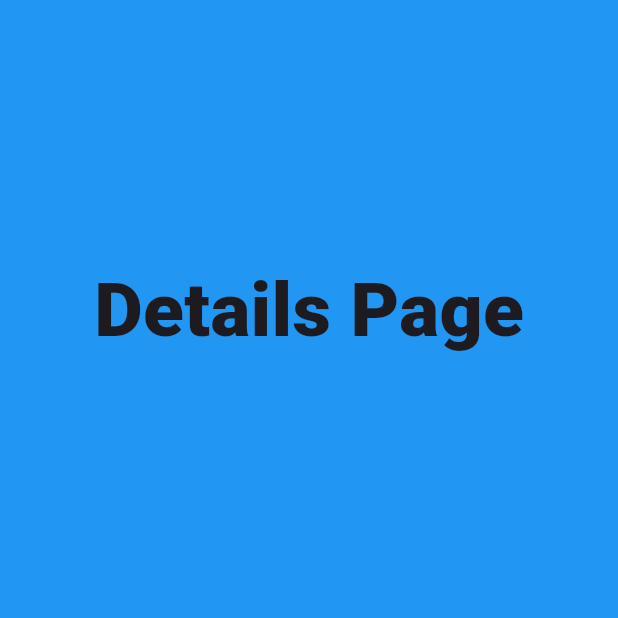
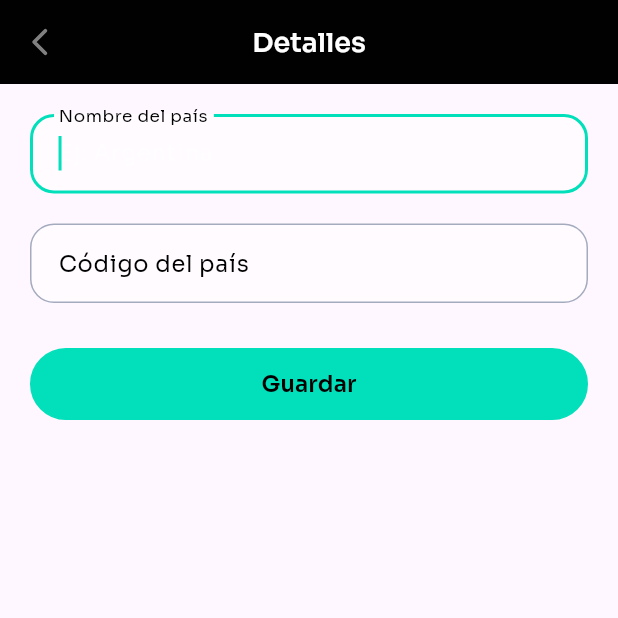
Before and after one commit to brainglab/app_test, a Flutter app: the DetailsPage screen opened directly, on a phone screen of 412 x 824 dp, the top half of it. Run offline on Flutter 3.47's test engine with Material 3 defaults, Android fonts, the phone set to English and light mode, and no system bars; our stand-ins replace flutter_tabler_icons, google_fonts, shared_preferences, supabase_flutter; accounts and stored records are empty.

Commit message:
Componente de inputtext y clase de validación de input

```diff
--- a/lib/src/pages/details_page.dart
+++ b/lib/src/pages/details_page.dart
@@ -1,6 +1,10 @@
-import 'package:app_test/src/providers/global_provider.dart';
+import 'package:app_test/src/custom/constants.dart';
+import 'package:app_test/src/custom/library.dart';
+import 'package:app_test/src/custom/validation.dart';
+import 'package:app_test/src/widgets/custom_button.dart';
+import 'package:app_test/src/widgets/custom_input.dart';
+import 'package:app_test/src/widgets/navbar_back.dart';
 import 'package:flutter/material.dart';
-import 'package:provider/provider.dart';
 
 class DetailsPage extends StatefulWidget {
   const DetailsPage({super.key});
@@ -10,35 +14,120 @@ class DetailsPage extends StatefulWidget {
 }
 
 class _DetailsPageState extends State<DetailsPage> {
+  final _formKey = GlobalKey<FormState>();
+
+  Validation mValidationCountryName = Validation();
+  Validation mValidationCountryCode = Validation();
+
+  late TextEditingController mCountryNameController;
+  late TextEditingController mCountryCodeController;
+
+  @override
+  void initState() {
+    super.initState();
+
+    mCountryNameController = TextEditingController();
+    mCountryCodeController = TextEditingController();
+  }
+
+  @override
+  void dispose() {
+    mCountryNameController.dispose();
+    mCountryCodeController.dispose();
+    super.dispose();
+  }
+
   @override
   Widget build(BuildContext context) {
     return Scaffold(
-      body: Container(
-          color: Colors.blue,
-          width: double.infinity,
+      appBar: NavbarBack(
+        backgroundColor: Constants.colorDark,
+        backgroundButtonColor: Constants.colorDark,
+        tinte: Tinte.dark,
+        title: "Detalles",
+        showBack: true,
+        mListActions: [],
+      ),
+      body: GestureDetector(
+        onTap: () => FocusScope.of(context).requestFocus(FocusNode()),
+        child: RefreshIndicator(
+          backgroundColor: Constants.colorAccent,
+          color: Constants.colorLight,
+          strokeWidth: 3,
+          displacement: 80,
+          onRefresh: () async {
+            if (mounted) {
+              globalContext = context;
+            }
+          },
+          child: SizedBox(
             height: double.infinity,
-          alignment: Alignment.center,
+            child: SingleChildScrollView(
+              physics: const AlwaysScrollableScrollPhysics(),
+              child: Container(
+                padding: const EdgeInsets.only(left: 20, right: 20),
                 child: Column(
                   children: [
-              const SizedBox(
-                height: 100,
+                    Form(
+                      autovalidateMode: AutovalidateMode.onUserInteraction,
+                      key: _formKey,
+                      child: Column(
+                        children: [
+                          const SizedBox(height: 20),
+                          CustomInput(
+                            title: 'Nombre del país',
+                            hint: 'Ej: Argentina',
+                            controller: mCountryNameController,
+                            textInputType: TextInputType.text,
+                            validator: (value) {
+                              return mValidationCountryName.validate(
+                                type: TypeValidation.text,
+                                name: 'Nombre del país',
+                                value: mCountryNameController.text,
+                                isRequired: true,
+                                min: 3,
+                                max: 80,
+                              );
+                            },
                           ),
-              Text(
-                Provider.of<GlobalProvider>(context, listen: false).mToken,
-                style: const TextStyle(
-                  fontSize: 50,
-                  fontWeight: FontWeight.w800,
+                          const SizedBox(height: 10),
+                          CustomInput(
+                            title: 'Código del país',
+                            hint: 'Ej: AR',
+                            controller: mCountryCodeController,
+                            textInputType: TextInputType.text,
+                            validator: (value) {
+                              return mValidationCountryCode.validate(
+                                type: TypeValidation.text,
+                                name: 'Código del país',
+                                value: mCountryCodeController.text,
+                                isRequired: false,
+                                min: 2,
+                                max: 2,
+                              );
+                            },
+                          ),
+                        ],
                       ),
                     ),
-              const Text(
-                "Details Page",
-                style: TextStyle(
-                  fontSize: 50,
-                  fontWeight: FontWeight.w800,
+                    const SizedBox(height: 20),
+                    CustomButton(
+                      color: Constants.colorAccent,
+                      callback: () async {
+                        // _formValidation();
+                      },
+                      child: Text(
+                        'Guardar',
+                        style: Constants.textStyleBlackBold,
                       ),
                     ),
                   ],
-          )),
+                ),
+              ),
+            ),
+          ),
+        ),
+      ),
     );
   }
 }
--- a/lib/src/widgets/custom_button.dart
+++ b/lib/src/widgets/custom_button.dart
@@ -2,9 +2,9 @@ import 'package:app_test/src/custom/constants.dart';
 import 'package:flutter/material.dart';
 
 class CustomButton extends StatefulWidget {
-  const CustomButton({super.key, required this.color, this.borderColor, this.callback, this.height, this.width, this.elevation, this.borderRadius, this.marginTop, this.marginBottom, this.child, this.alignmentChild});
+  const CustomButton({super.key, this.color, this.borderColor, this.callback, this.height, this.width, this.elevation, this.borderRadius, this.marginTop, this.marginBottom, this.child, this.alignmentChild});
 
-  final Color color;
+  final Color? color;
   final Color? borderColor;
   final VoidCallback? callback;
   final double? height;
--- /dev/null
+++ b/lib/src/widgets/custom_input.dart
@@ -0,0 +1,125 @@
+import 'dart:developer';
+
+import 'package:flutter/material.dart';
+import 'package:flutter_tabler_icons/flutter_tabler_icons.dart';
+import 'package:app_test/src/custom/constants.dart';
+import 'package:app_test/src/custom/library.dart';
+
+class CustomInput extends StatefulWidget {
+  const CustomInput({super.key, this.title, this.hint, this.controller, required this.validator, this.node, this.obscurePassword, this.width, this.textInputType, this.maxLines, this.callback});
+
+  final double? width;
+  final String? title;
+  final String? hint;
+  final TextEditingController? controller;
+  final Function validator;
+  final FocusNode? node;
+  final bool? obscurePassword;
+  final TextInputType? textInputType;
+  final int? maxLines;
+  final Function? callback;
+
+  @override
+  State<CustomInput> createState() => _CustomInputState();
+}
+
+class _CustomInputState extends State<CustomInput> {
+  bool mShowSuffixIcon = false;
+  bool mPasswordVisible = false;
+
+  void _toggle() {
+    setState(() {
+      mPasswordVisible = !mPasswordVisible;
+    });
+  }
+
+  @override
+  void initState() {
+    mShowSuffixIcon = ((widget.obscurePassword == null) ? false : true);
+    mPasswordVisible = ((widget.obscurePassword == null) ? false : widget.obscurePassword!);
+
+    super.initState();
+    globalContext = context;
+  }
+
+  @override
+  Widget build(BuildContext context) {
+    globalContext = context;
+    return Container(
+        width: widget.width,
+        // height: (widget.height == null ? 60 : widget.height),
+        alignment: Alignment.topCenter,
+        margin: const EdgeInsets.only(bottom: 10),
+        child: TextFormField(
+            focusNode: widget.node,
+            onChanged: (String text) async {
+              if (widget.callback != null) {
+                widget.callback!();
+              }
+            },
+            onFieldSubmitted: (String text) {
+              int mCount = widget.controller!.text.split('\n').length;
+              log('==> son $mCount Enters');
+              if (widget.maxLines != null) {
+                if (mCount <= widget.maxLines!) {
+                  widget.controller!.value = TextEditingValue(text: "${widget.controller!.text}\n", selection: TextSelection(baseOffset: widget.controller!.text.length, extentOffset: widget.controller!.text.length));
+                  FocusScope.of(context).requestFocus();
+                }
+              }
+            },
+            validator: (value) => widget.validator(value),
+            controller: widget.controller,
+            keyboardType: (widget.maxLines == null ? widget.textInputType : TextInputType.text),
+            textInputAction: (widget.maxLines == null ? TextInputAction.next : TextInputAction.done),
+            obscureText: mPasswordVisible,
+            style: Constants.textStyleBlack,
+            cursorColor: Constants.colorAccent,
+            autofocus: true,
+            maxLines: (widget.maxLines ?? 1),
+            decoration: InputDecoration(
+              filled: true,
+              fillColor: Constants.colorLight,
+              enabledBorder: OutlineInputBorder(
+                borderRadius: BorderRadius.circular(16),
+                borderSide: BorderSide(color: Constants.colorGray, width: 1),
+              ),
+              errorBorder: OutlineInputBorder(
+                  borderRadius: BorderRadius.circular(16),
+                  borderSide: BorderSide(
+                    color: Constants.colorRed,
+                    width: 1,
+                  )),
+              focusedErrorBorder: OutlineInputBorder(
+                  borderRadius: BorderRadius.circular(16),
+                  borderSide: BorderSide(
+                    color: Constants.colorRed,
+                    width: 2,
+                  )),
+              labelText: widget.title,
+              labelStyle: Constants.textStyleBlack,
+              errorStyle: Constants.textStyleRedSmall,
+              contentPadding: const EdgeInsets.only(left: 15, right: 15, top: 15, bottom: 15),
+              hintStyle: Constants.textStyleLight,
+              hintText: widget.hint,
+              focusedBorder: OutlineInputBorder(
+                borderRadius: BorderRadius.circular(16),
+                borderSide: BorderSide(
+                  color: Constants.colorAccent,
+                  width: 2,
+                ),
+              ),
+              suffixIcon: ((mShowSuffixIcon)
+                  ? IconButton(
+                      icon: Icon(
+                        mPasswordVisible ? TablerIcons.eye : TablerIcons.eye_closed,
+                        color: Constants.colorLight,
+                        size: 25,
+                      ),
+                      onPressed: () => _toggle())
+                  : const SizedBox(
+                      height: 0,
+                      width: 0,
+                    )),
+            )));
+  }
+}
--- a/lib/src/widgets/navbar_back.dart
+++ b/lib/src/widgets/navbar_back.dart
@@ -27,10 +27,10 @@ class NavbarBack extends StatelessWidget implements PreferredSizeWidget {
     return AppBar(
         systemOverlayStyle: SystemUiOverlayStyle(
           // Status bar color
-          statusBarColor: (tinte == Tinte.light ? Constants.colorBackgroundLayout : Constants.colorBackgroundSplash),
+          statusBarColor: (tinte == Tinte.light ? Constants.colorDark : Constants.colorLight),
 
           // Status bar brightness (optional)
-          statusBarIconBrightness: (tinte == Tinte.light ? Brightness.dark : Brightness.light), // For Android (dark icons)
+          statusBarIconBrightness: (tinte == Tinte.light ? Brightness.light : Brightness.dark), // For Android (dark icons)
           statusBarBrightness: (tinte == Tinte.light ? Brightness.light : Brightness.dark), // For iOS (dark icons)
         ),
         surfaceTintColor: (backgroundColor ?? Constants.colorBackgroundLayout),
@@ -41,7 +41,7 @@ class NavbarBack extends StatelessWidget implements PreferredSizeWidget {
           color: (backgroundColor ?? Constants.colorBackgroundLayout),
           child: Text(
             (title == null ? "" : title!),
-            style: (tinte == Tinte.dark ? Constants.textStyleBlackTitle : Constants.textStyleWhiteTitle),
+            style: (tinte == Tinte.light ? Constants.textStyleBlackTitle : Constants.textStyleWhiteTitle),
             textAlign: TextAlign.center,
           ),
         ),
@@ -54,21 +54,13 @@ class NavbarBack extends StatelessWidget implements PreferredSizeWidget {
                 padding: const EdgeInsets.only(right: 3),
                 decoration: BoxDecoration(
                   borderRadius: BorderRadius.circular(Constants.radius),
-                  color: (tinte == Tinte.light ? Constants.colorWhite : Constants.colorBlack),
-                  boxShadow: [
-                    BoxShadow(
-                      color: Colors.grey.withOpacity(0.5),
-                      spreadRadius: 1,
-                      blurRadius: 1,
-                      offset: const Offset(0, 3), // changes position of shadow
-                    ),
-                  ],
+                  color: (tinte == Tinte.light ? Constants.colorWhite : Constants.colorDark),
                 ),
                 child: CustomButton(
                   color: Colors.transparent,
                   child: Icon(
                     TablerIcons.chevron_left,
-                    color: (tinte == Tinte.light ? Constants.colorBlack : Constants.colorWhite),
+                    color: (tinte == Tinte.light ? Constants.colorDark : Constants.colorLight),
                     size: 30,
                   ),
                   callback: () {
@@ -85,7 +77,7 @@ class NavbarBack extends StatelessWidget implements PreferredSizeWidget {
                     color: Constants.colorBackgroundLayout,
                     borderRadius: 500,
                     child: Icon(
-                      TablerIcons.heart,
+                      TablerIcons.menu,
                       color: (tinte == Tinte.light ? Constants.colorBlack : Constants.colorWhite),
                       size: 22,
                     ),
```
Also changed, not shown: lib/src/custom/configurations.dart (+4 -4 lines), lib/src/custom/validation.dart (added, +120 -0 lines), lib/src/pages/home_page.dart (+8 -17 lines). Lines whose indentation alone changed are shown as unchanged.
